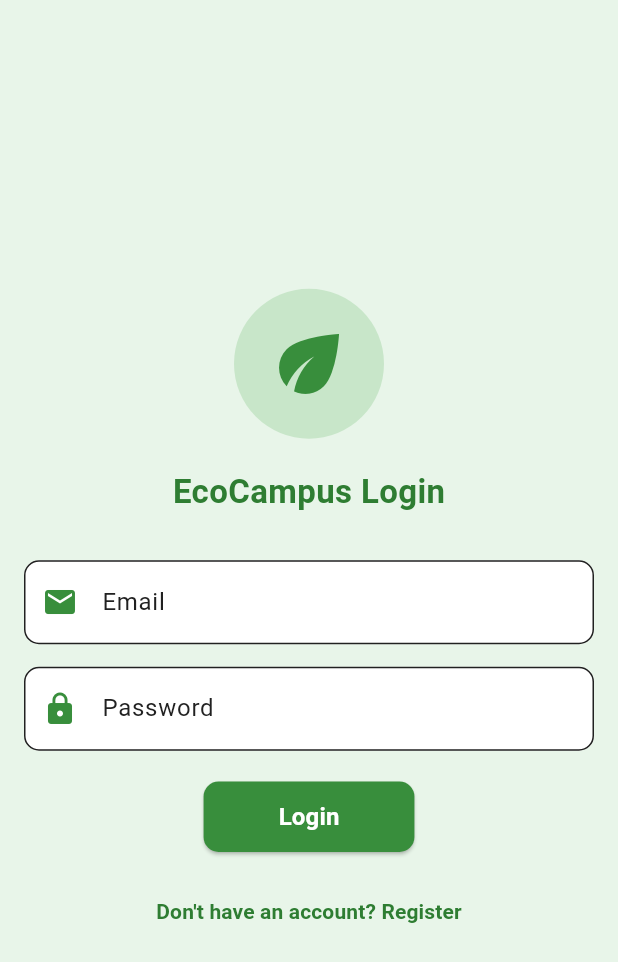
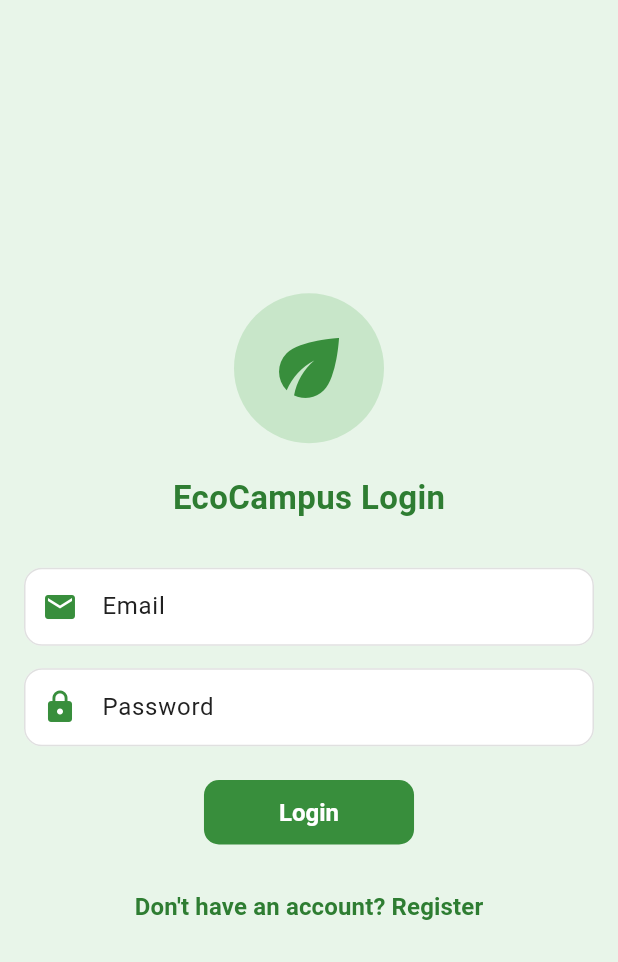
Before and after one commit to open-cmuq/passport-frontend, a Flutter app: the screen it shows after launch, on a phone screen of 412 x 824 dp. Shown: the top 962 px of the screen. Run offline on Flutter 3.47's test engine with Material 3 defaults, Android fonts, the phone set to English and light mode, and no system bars; our stand-ins replace flutter_dotenv, fluttertoast, shared_preferences.

Commit message:
Add basic theming

```diff
--- a/lib/constants/app_colors.dart
+++ b/lib/constants/app_colors.dart
@@ -1,11 +1,14 @@
 import 'package:flutter/material.dart';
 
 class AppColors {
-  static const Color primary = Color(0xFF2E7D32); // A shade of green
-  static const Color primaryDark = Color(0xFF005005);
-  static const Color primaryLight = Color(0xFF60AD5E);
-  static const Color accent = Color(0xFF00C853);
-  static const Color background = Color(0xFFF5F5F5);
-  static const Color textPrimary = Color(0xFF212121);
-  static const Color textSecondary = Color(0xFF757575);
+  static const Color primary = Color(0xFF4CAF50); // Modern green
+  static const Color primaryDark = Color(0xFF388E3C); // Darker green
+  static const Color primaryLight = Color(0xFF81C784); // Lighter green
+  static const Color accent = Color(0xFF8BC34A); // Lime green accent
+  static const Color background =
+      Color(0xFFFAFAFA); // Very light gray background
+  static const Color textPrimary = Color(0xFF212121); // Dark gray for text
+  static const Color textSecondary =
+      Color(0xFF757575); // Medium gray for secondary text
+  static const Color surface = Color(0xFFFFFFFF); // White for surfaces
 }
--- a/lib/main.dart
+++ b/lib/main.dart
@@ -24,57 +24,127 @@ class MyApp extends StatelessWidget {
       theme: ThemeData(
         colorScheme: ColorScheme.light(
           primary: AppColors.primary,
+          primaryContainer: AppColors.primaryDark,
           secondary: AppColors.accent,
-          surface: Colors.white,
+          secondaryContainer: AppColors.primaryLight,
+          surface: AppColors.surface,
           background: AppColors.background,
           onPrimary: Colors.white,
-          onSecondary: Colors.white,
+          onSecondary: Colors.black,
           onSurface: AppColors.textPrimary,
           onBackground: AppColors.textPrimary,
           brightness: Brightness.light,
         ),
         primaryColor: AppColors.primary,
+        primaryColorLight: AppColors.primaryLight,
+        primaryColorDark: AppColors.primaryDark,
         hintColor: AppColors.textSecondary,
         scaffoldBackgroundColor: AppColors.background,
         appBarTheme: AppBarTheme(
-          backgroundColor: AppColors.background,
+          backgroundColor: AppColors.surface, // White app bar
           iconTheme: IconThemeData(color: AppColors.primary),
           titleTextStyle: TextStyle(
-            color: Colors.black,
-            fontSize: 25,
+            color: AppColors.textPrimary,
+            fontSize: 22,
+            fontWeight: FontWeight.w600,
           ),
-          elevation: 0,
+          elevation: 0, // No shadow for flat design
+          centerTitle: true,
         ),
         textTheme: TextTheme(
-          titleLarge: TextStyle(color: AppColors.textPrimary),
-          bodyLarge: TextStyle(color: AppColors.textPrimary),
-          bodyMedium: TextStyle(color: AppColors.textSecondary),
-          labelLarge: TextStyle(color: Colors.white),
+          displayLarge: TextStyle(
+            color: AppColors.textPrimary,
+            fontWeight: FontWeight.w700,
+            fontSize: 28,
+          ),
+          displayMedium: TextStyle(
+            color: AppColors.textPrimary,
+            fontWeight: FontWeight.w600,
+            fontSize: 24,
+          ),
+          bodyLarge: TextStyle(
+            color: AppColors.textPrimary,
+            fontSize: 16,
+            height: 1.5,
+          ),
+          bodyMedium: TextStyle(
+            color: AppColors.textSecondary,
+            fontSize: 14,
+            height: 1.5,
+          ),
+          labelLarge: TextStyle(
+            color: Colors.white,
+            fontWeight: FontWeight.w600,
+            fontSize: 16,
+          ),
         ),
         elevatedButtonTheme: ElevatedButtonThemeData(
           style: ElevatedButton.styleFrom(
             backgroundColor: AppColors.primary,
+            foregroundColor: Colors.white,
             shape: RoundedRectangleBorder(
-              borderRadius: BorderRadius.circular(8),
+              borderRadius: BorderRadius.circular(12), // More rounded corners
             ),
-            padding: EdgeInsets.symmetric(vertical: 16),
+            padding: EdgeInsets.symmetric(vertical: 16, horizontal: 24),
+            elevation: 0, // Flat design
+            textStyle: TextStyle(
+              fontWeight: FontWeight.w600,
+              fontSize: 16,
+            ),
+          ),
+        ),
+        outlinedButtonTheme: OutlinedButtonThemeData(
+          style: OutlinedButton.styleFrom(
+            foregroundColor: AppColors.primary,
+            side: BorderSide(color: AppColors.primary, width: 1.5),
+            shape: RoundedRectangleBorder(
+              borderRadius: BorderRadius.circular(12),
+            ),
+            padding: EdgeInsets.symmetric(vertical: 16, horizontal: 24),
+            textStyle: TextStyle(
+              fontWeight: FontWeight.w600,
+              fontSize: 16,
+            ),
           ),
         ),
         inputDecorationTheme: InputDecorationTheme(
+          filled: true,
+          fillColor: AppColors.surface,
           border: OutlineInputBorder(
-            borderRadius: BorderRadius.circular(8),
-            borderSide: BorderSide(color: Colors.grey[400]!),
+            borderRadius: BorderRadius.circular(12),
+            borderSide: BorderSide(color: Colors.grey.shade300),
+          ),
+          enabledBorder: OutlineInputBorder(
+            borderRadius: BorderRadius.circular(12),
+            borderSide: BorderSide(color: Colors.grey.shade300),
           ),
           focusedBorder: OutlineInputBorder(
-            borderRadius: BorderRadius.circular(8),
-            borderSide: BorderSide(color: AppColors.primary),
+            borderRadius: BorderRadius.circular(12),
+            borderSide: BorderSide(color: AppColors.primary, width: 2),
           ),
+          contentPadding: EdgeInsets.symmetric(horizontal: 16, vertical: 14),
         ),
         bottomNavigationBarTheme: BottomNavigationBarThemeData(
-          backgroundColor: Colors.white,
+          backgroundColor: AppColors.surface,
           selectedItemColor: AppColors.primary,
           unselectedItemColor: AppColors.textSecondary,
-          elevation: 8,
+          elevation: 0,
+          showUnselectedLabels: true,
+          type: BottomNavigationBarType.fixed,
+        ),
+        cardTheme: CardTheme(
+          color: AppColors.surface,
+          elevation: 0,
+          shape: RoundedRectangleBorder(
+            borderRadius: BorderRadius.circular(16),
+            side: BorderSide(color: Colors.grey.shade200, width: 1),
+          ),
+          margin: EdgeInsets.all(8),
+        ),
+        dividerTheme: DividerThemeData(
+          color: Colors.grey.shade200,
+          thickness: 1,
+          space: 0,
         ),
       ),
       home: FutureBuilder<String?>(
@@ -88,7 +158,8 @@ class MyApp extends StatelessWidget {
                   mainAxisAlignment: MainAxisAlignment.center,
                   children: [
                     CircularProgressIndicator(
-                      valueColor: AlwaysStoppedAnimation<Color>(AppColors.primary),
+                      valueColor:
+                          AlwaysStoppedAnimation<Color>(AppColors.primary),
                     ),
                     SizedBox(height: 20),
                     Text(
```
